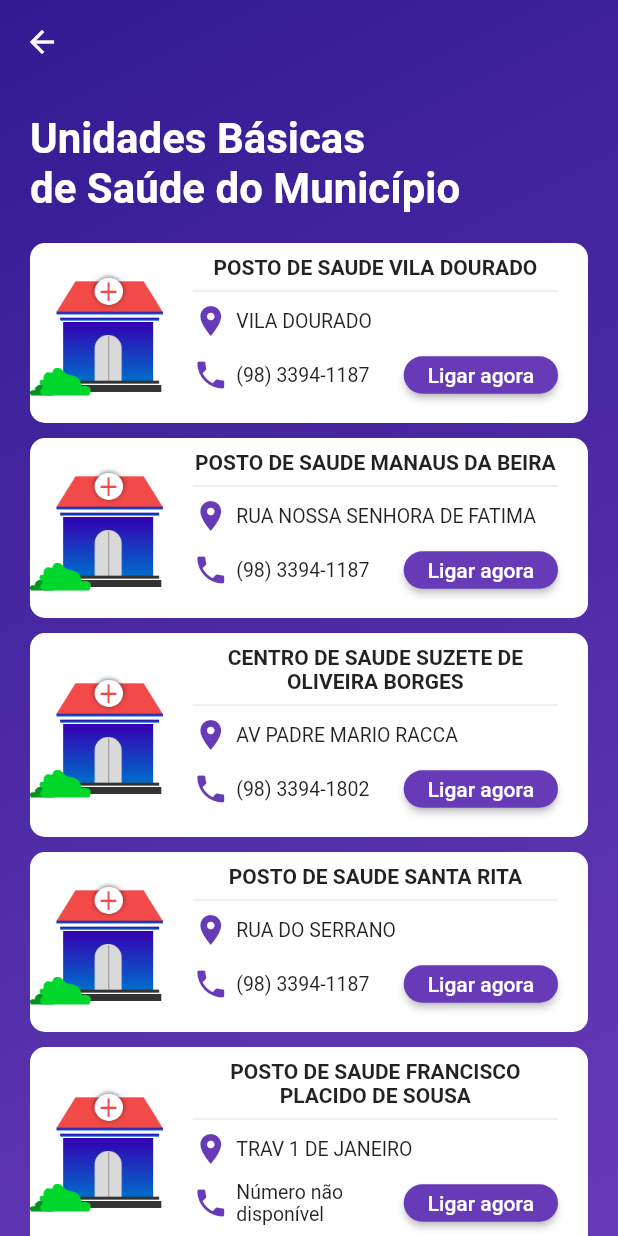
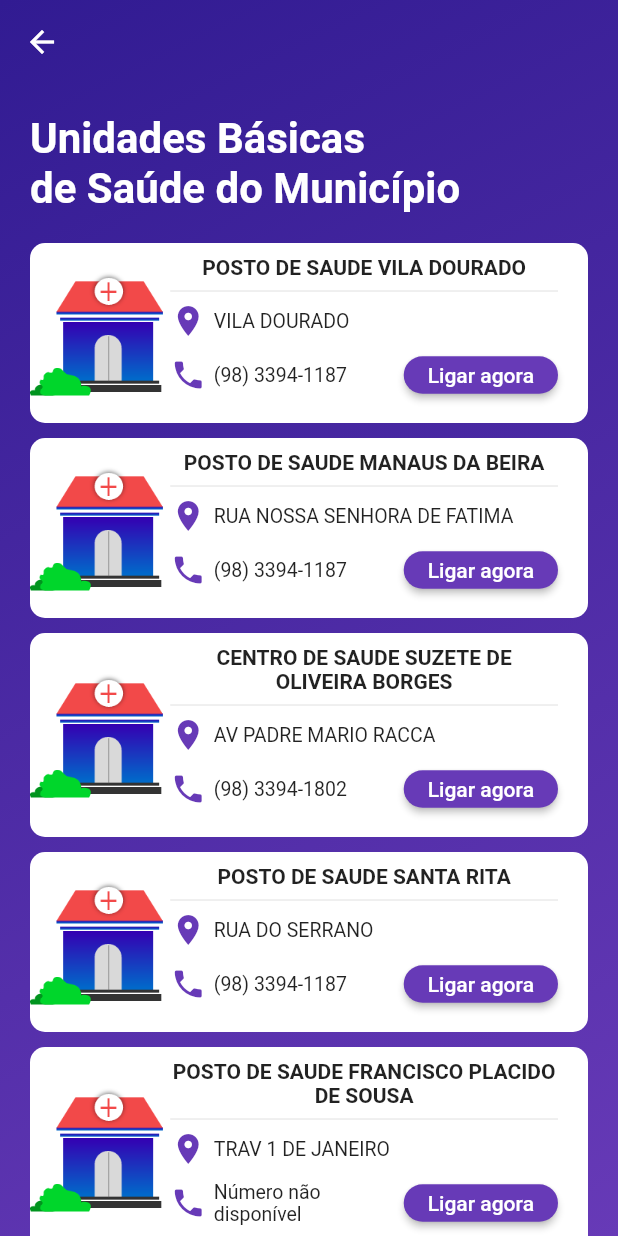
Before and after one commit to michaelmartins09/caru_covid_flutter, a Flutter app: the ClinicInfoPage screen opened directly, on a phone screen of 412 x 824 dp. Run offline on Flutter 3.47's test engine with Material 2 defaults, Android fonts, the phone set to English and light mode, and no system bars.

Commit message:
changed: row add space between

```diff
--- a/lib/app/components/cards/card_info_clinic.dart
+++ b/lib/app/components/cards/card_info_clinic.dart
@@ -19,7 +19,7 @@ class CardInfoClinic extends StatelessWidget {
       child: Row(
         children: <Widget>[
           Image.asset(pathClinic2, scale: 2),
-          SizedBox(width: 20),
+          SizedBox(width: 5),
           Expanded(
             child: Column(
               children: <Widget>[
```
